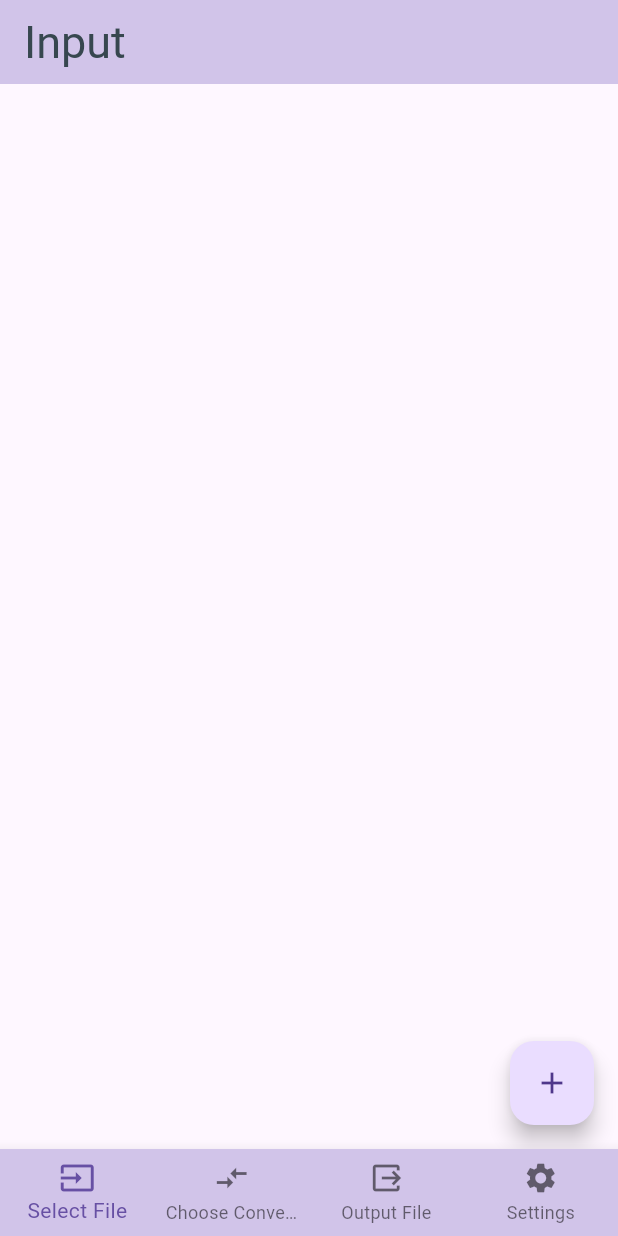
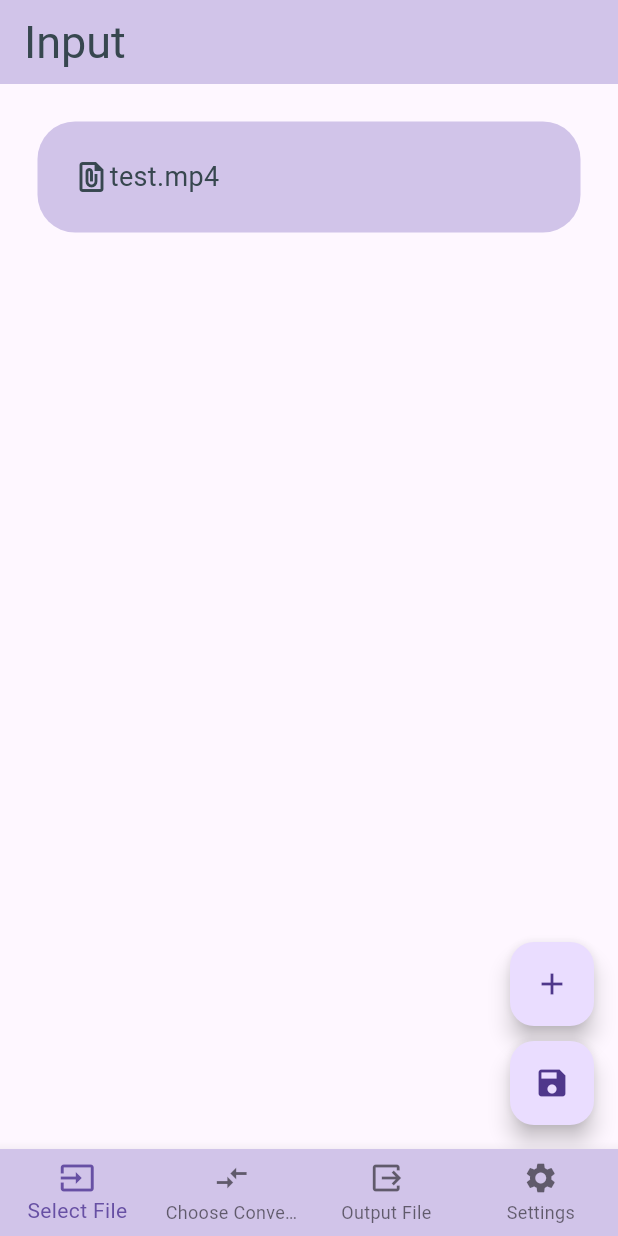
Before and after one commit to Pagrent/ffmpeg-Flutter-UI, a Flutter app: the screen it shows after launch, on a phone screen of 412 x 824 dp. Run offline on Flutter 3.47's test engine with Material 3 defaults, Android fonts, the light colour scheme and no system bars; drawn by our look-alikes of flutter_slidable; our stand-ins replace file_picker.

Commit message:
修改：     ffmpegflutterui/lib/pages/convert_page.dart 	修改：     ffmpegflutterui/lib/pages/input_page.dart 	修改：     ffmpegflutterui/lib/pages/platform_page.dart 	新文件：   ffmpegflutterui/lib/utils/confirm_file.dart 	新文件：   ffmpegflutterui/lib/utils/file_list.dart 	修改：     ffmpegflutterui/pubspec.lock 	修改：     ffmpegflutterui/pubspec.yaml

```diff
--- a/ffmpegflutterui/lib/pages/input_page.dart
+++ b/ffmpegflutterui/lib/pages/input_page.dart
@@ -1,3 +1,5 @@
+import 'package:ffmpegflutterui/pages/convert_page.dart';
+import 'package:ffmpegflutterui/utils/file_list.dart';
 import 'package:flutter/material.dart';
 import 'package:file_picker/file_picker.dart';
 
@@ -10,11 +12,23 @@ class InputPage extends StatefulWidget {
 
 class _InputPageState extends State<InputPage> {
 
+  List<String> fileList = ["test.mp4",];
   void pickFile() async {
     FilePickerResult? result = await FilePicker.platform.pickFiles();
-    if(result != null){
-      print(result.names);
+    if(result != null && result.files.isNotEmpty){
+      setState(() {
+        fileList += result.files.map((file) => file.name).toList();
+      });
     }
+    else {
+      return;
+    }
+  }
+
+  void removeFile(int index) {
+    setState(() {
+      fileList.removeAt(index);
+    });
   }
 
   @override
@@ -22,6 +36,7 @@ class _InputPageState extends State<InputPage> {
     return Scaffold(
       appBar: AppBar(
         titleTextStyle: TextStyle(
+
           color: Colors.blueGrey[800],
           fontSize: 30,
         ),
@@ -30,10 +45,41 @@ class _InputPageState extends State<InputPage> {
         backgroundColor: Colors.deepPurple[100],
       ),
 
-      floatingActionButton: FloatingActionButton(
+      floatingActionButton: Column(
+        mainAxisAlignment: MainAxisAlignment.end,
+        children: [
+          FloatingActionButton(
+            onPressed: pickFile,
+            child: Icon(Icons.add),
+          ),
+          SizedBox(
+            height: 10,
+          ),
+          FloatingActionButton(
+            onPressed: () {
+              print("傻逼东西,${fileList.join(', ')}");
+              Navigator.push(
+                context,
+                MaterialPageRoute(
+                  builder:(context) => ConvertPage(
+                    fileList: fileList,
+                  ),
+                )
+              );
+            },
+            child: Icon(Icons.save),
+          )
+        ],
+      ),
 
-        child: Icon(Icons.add),
-        onPressed: pickFile,
+      body: ListView.builder(
+        itemCount: fileList.length,
+        itemBuilder: (context, index){
+          return FileList(
+            fileName: fileList[index],
+            deleteFunction: (context) => removeFile(index),
+          );
+        },
       ),
 
     );
--- a/ffmpegflutterui/lib/pages/platform_page.dart
+++ b/ffmpegflutterui/lib/pages/platform_page.dart
@@ -23,7 +23,7 @@ class _PlatformPageState extends State<PlatformPage> {
   final List _pages = [
     InputPage(),
 
-    ConvertPage(),
+    //ConvertPage(),
 
     ResultPage(),
 
--- /dev/null
+++ b/ffmpegflutterui/lib/utils/file_list.dart
@@ -0,0 +1,57 @@
+import 'package:flutter/material.dart';
+import 'package:flutter_slidable/flutter_slidable.dart';
+
+class FileList extends StatelessWidget {
+  final String fileName;
+  Function(BuildContext)? deleteFunction;
+
+  FileList({
+    super.key,
+    required this.fileName,
+    required this.deleteFunction,
+  });
+
+  @override
+  Widget build(BuildContext context) {
+    return Padding(
+      padding: const EdgeInsets.only(left: 25.0, right: 25.0, top: 25.0,),
+      child: Slidable(
+        endActionPane: ActionPane(
+          motion: StretchMotion(),
+          children: [
+            SlidableAction(
+              onPressed: deleteFunction,
+              icon: Icons.delete,
+              backgroundColor: Colors.red.shade300,
+              borderRadius: BorderRadius.circular(20),
+            )
+          ],
+        ),
+
+        child: Container(
+          width: MediaQuery.of(context).size.width - 50,
+          padding: EdgeInsets.all(24),
+          child: Row(
+            children: [
+              Icon(
+                Icons.file_present,
+                color: Colors.blueGrey[800],
+              ),
+              Text(
+                fileName,
+                style: TextStyle(
+                  color: Colors.blueGrey[800],
+                  fontSize: 18,
+                ),
+              ),
+            ],
+          ),
+          decoration: BoxDecoration(
+            color: Colors.deepPurple[100],
+            borderRadius: BorderRadius.circular(25),
+          ),
+        ),
+      ),
+    );
+  }
+}
--- a/ffmpegflutterui/pubspec.yaml
+++ b/ffmpegflutterui/pubspec.yaml
@@ -38,6 +38,8 @@ dependencies:
   ffmpeg_kit_flutter_new: ^3.0.1 # 检查最新版本
   path_provider: ^2.1.5    # 用于文件路径处理
   file_picker: ^10.2.0      # 用于文件选择
+
+  flutter_slidable: ^4.0.0
 
 dev_dependencies:
   flutter_test:
```
Also changed, not shown: ffmpegflutterui/lib/pages/convert_page.dart (+27 -1 lines), ffmpegflutterui/lib/utils/confirm_file.dart (added, +41 -0 lines), ffmpegflutterui/pubspec.lock.
